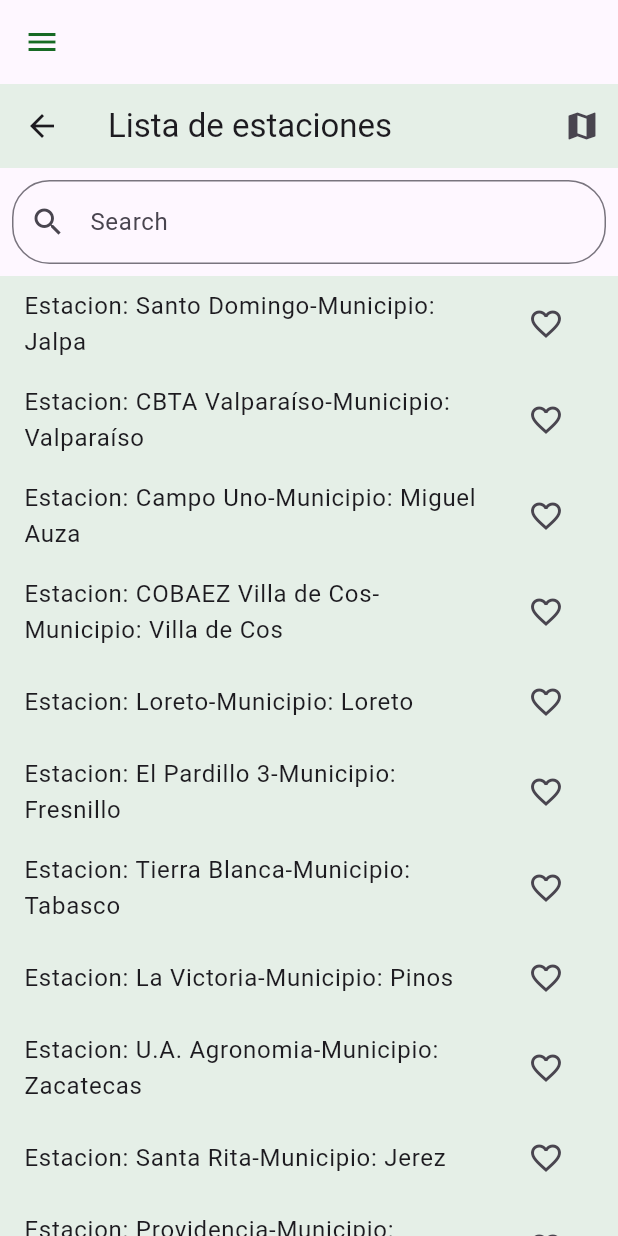
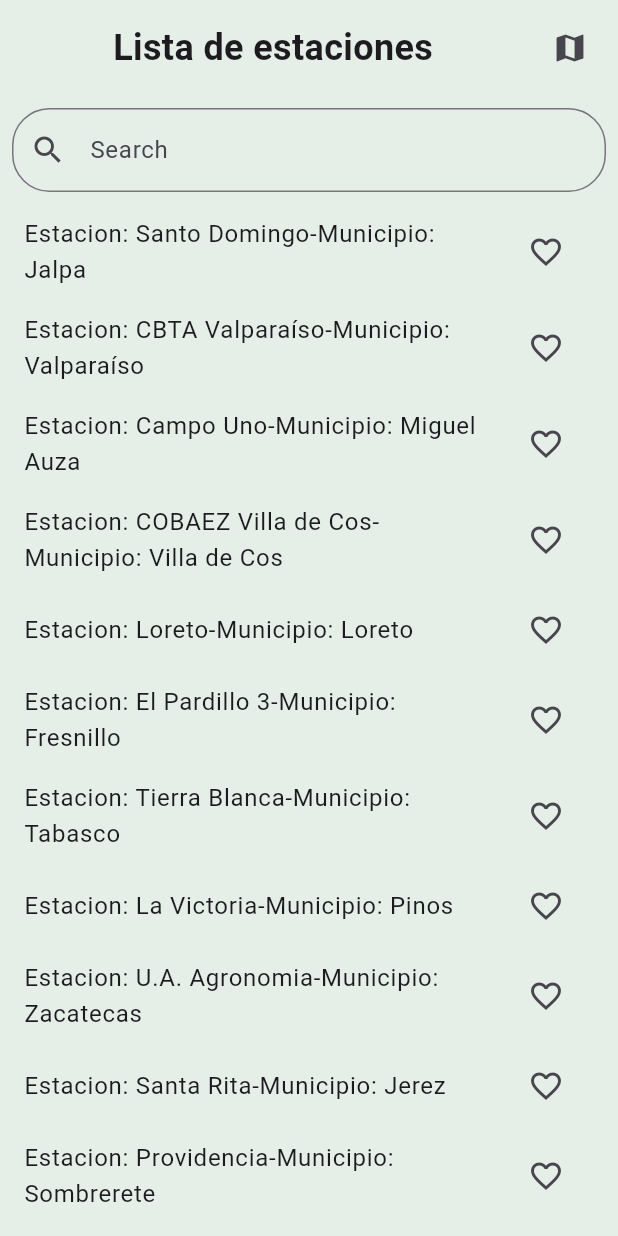
Before and after one commit to Alexlife2002003/inifap, a Flutter app: the ListPage screen opened directly, on a phone screen of 412 x 824 dp. Run offline on Flutter 3.47's test engine with Material 3 defaults, Android fonts, the light colour scheme and no system bars; our stand-ins replace connectivity, diacritic, flutter_dotenv, flutter_local_notifications, flutter_secure_storage, geolocator and 3 more; accounts and stored records are empty; network calls fail.

Commit message:
appdrawer modified

```diff
--- a/inifap/lib/screens/EleccionFavoritaAVer.dart
+++ b/inifap/lib/screens/EleccionFavoritaAVer.dart
@@ -58,8 +58,7 @@ class _EleccionFavoritaAVerState extends State<EleccionFavoritaAVer> {
 
   @override
   Widget build(BuildContext context) {
-    return AppWithDrawer(
-      content: Scaffold(
+    return Scaffold(
       body: _buildScreenContent(),
       bottomNavigationBar: BottomNavigationBar(
         backgroundColor: darkGreen,
@@ -76,7 +75,6 @@ class _EleccionFavoritaAVerState extends State<EleccionFavoritaAVer> {
             label: 'Favoritos',
           ),
         ],
-        ),
       ),
     );
   }
--- a/inifap/lib/screens/listPage.dart
+++ b/inifap/lib/screens/listPage.dart
@@ -1,9 +1,7 @@
 import 'package:flutter/material.dart';
 import 'package:inifap/screens/AppWithDrawer.dart';
 import 'package:inifap/screens/MapScreen.dart';
-
 import 'package:shared_preferences/shared_preferences.dart';
-
 import 'package:inifap/datos/Datos.dart';
 import 'package:inifap/widgets/Colors.dart';
 
@@ -71,7 +69,6 @@ class _ListPageState extends State<ListPage> {
   }
 
   void _addToFavorites(int index) async {
-    print(index);
     SharedPreferences prefs = await SharedPreferences.getInstance();
     String id = index.toString();
     List<String> favTitles = prefs.getStringList('favorites') ?? [];
@@ -98,8 +95,8 @@ class _ListPageState extends State<ListPage> {
     listTiles.addAll(favorites.map((fav) {
       return ListTile(
         tileColor: lightGreen,
-        title: Text(
-            "Estacion: ${fav['Estacion']}-Municipio: ${fav['Municipio']}"),
+        title:
+            Text("Estacion: ${fav['Estacion']}-Municipio: ${fav['Municipio']}"),
         trailing: IconButton(
           icon: const Icon(Icons.favorite),
           color: Colors.red,
@@ -125,20 +122,27 @@ class _ListPageState extends State<ListPage> {
       );
     }));
 
-    return AppWithDrawer(
-      content: Scaffold(
-        appBar: AppBar(
-          title: const Text("Lista de estaciones"),
+    return Scaffold(
       backgroundColor: lightGreen,
-          actions: [
+      body: Column(
+        children: <Widget>[
+          Padding(
+            padding: const EdgeInsets.all(8.0),
+            child: Row(
+              mainAxisAlignment: MainAxisAlignment.spaceBetween,
+              children: [
+                const Text(""),
+                const Text(
+                  "Lista de estaciones",
+                  style: TextStyle(fontSize: 24, fontWeight: FontWeight.bold),
+                ),
                 IconButton(
                   icon: const Icon(Icons.map),
                   onPressed: _openMapScreen,
                 ),
               ],
             ),
-        body: Column(
-          children: <Widget>[
+          ),
           Padding(
             padding: const EdgeInsets.all(8.0),
             child: TextField(
@@ -156,9 +160,9 @@ class _ListPageState extends State<ListPage> {
                   borderRadius: BorderRadius.all(Radius.circular(25.0)),
                 ),
                 focusedBorder: OutlineInputBorder(
-                      borderRadius:
-                          const BorderRadius.all(Radius.circular(25.0)),
-                      borderSide: BorderSide(color: darkGreen)),
+                  borderRadius: const BorderRadius.all(Radius.circular(25.0)),
+                  borderSide: BorderSide(color: darkGreen),
+                ),
               ),
             ),
           ),
@@ -169,7 +173,6 @@ class _ListPageState extends State<ListPage> {
           ),
         ],
       ),
-      ),
     );
   }
 }
```
Also changed, not shown: inifap/lib/screens/AppDetailsPage.dart (+1 -7 lines), inifap/lib/screens/AppWithDrawer.dart (+56 -19 lines), inifap/lib/screens/Resumen_Real_or_Yesterday.dart (+2 -11 lines). Lines whose indentation alone changed are shown as unchanged.
